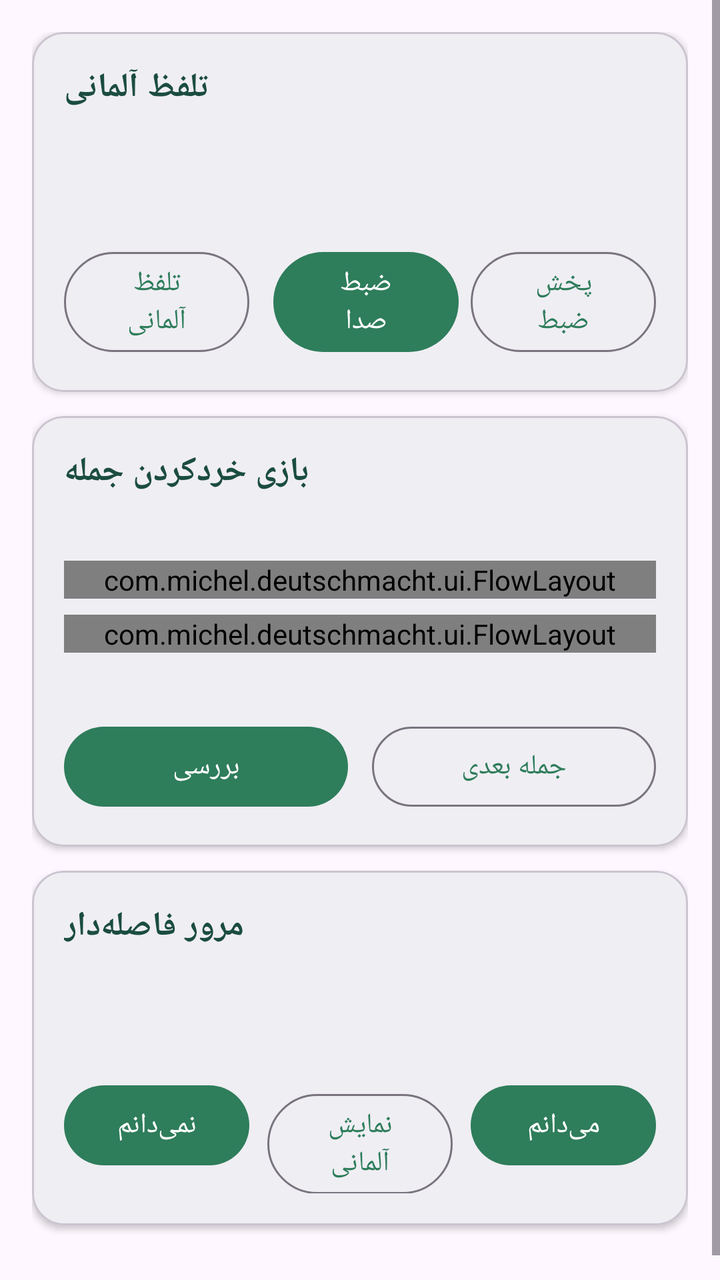
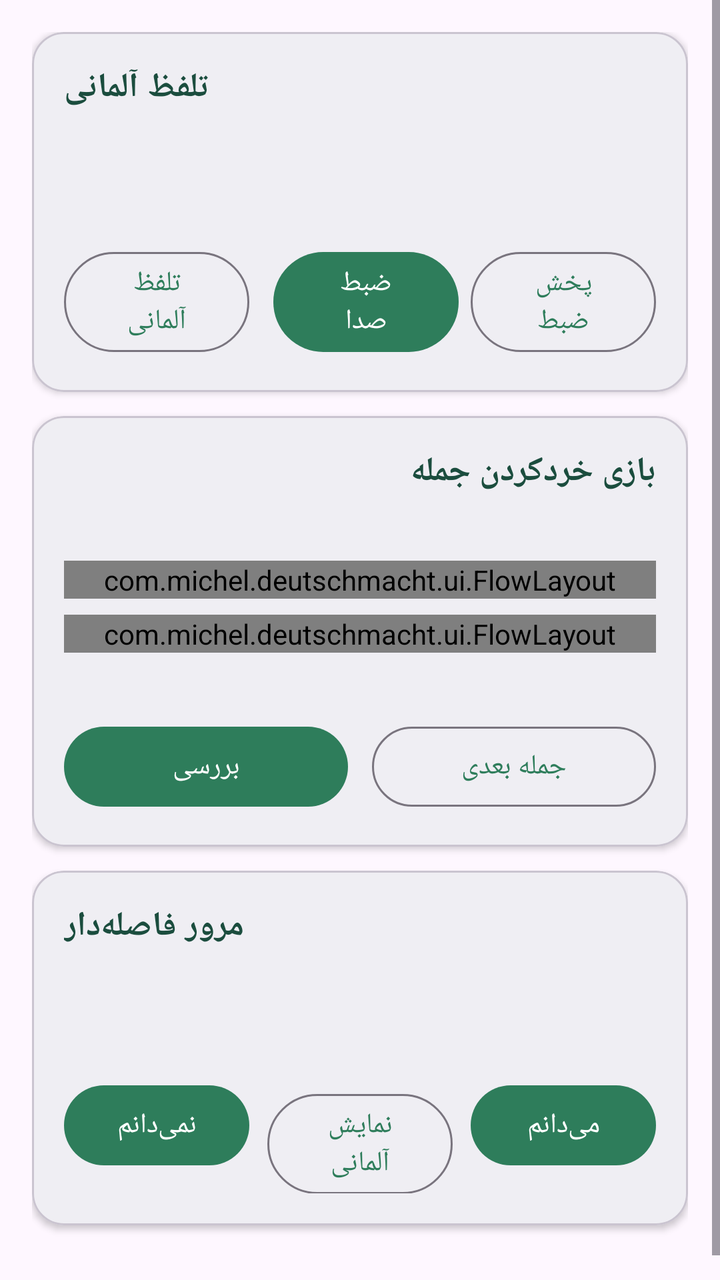

Two renders of the same Android screen: before a commit and after it. Below are the layout's source before the change and the commit's diff.
<!-- AndroidManifest.xml: application theme Theme.DeutschMacht -->
<!-- res/layout/fragment_practice.xml -->
<?xml version="1.0" encoding="utf-8"?>
<ScrollView xmlns:android="http://schemas.android.com/apk/res/android"
    xmlns:app="http://schemas.android.com/apk/res-auto"
    android:layout_width="match_parent"
    android:layout_height="match_parent"
    android:fillViewport="true">

    <LinearLayout
        android:layout_width="match_parent"
        android:layout_height="wrap_content"
        android:orientation="vertical"
        android:padding="16dp">

        <com.google.android.material.card.MaterialCardView
            android:layout_width="match_parent"
            android:layout_height="wrap_content"
            app:cardCornerRadius="16dp"
            app:cardElevation="2dp">

            <LinearLayout
                android:layout_width="match_parent"
                android:layout_height="wrap_content"
                android:orientation="vertical"
                android:padding="16dp">

                <TextView
                    android:layout_width="wrap_content"
                    android:layout_height="wrap_content"
                    android:text="@string/practice_tts"
                    android:textColor="@color/green_dark"
                    android:textSize="17sp"
                    android:textStyle="bold" />

                <TextView
                    android:id="@+id/txt_sentence"
                    android:layout_width="match_parent"
                    android:layout_height="wrap_content"
                    android:layout_marginTop="8dp"
                    android:textColor="@color/text_primary"
                    android:textSize="18sp"
                    android:textStyle="bold" />

                <TextView
                    android:id="@+id/txt_sentence_fa"
                    android:layout_width="match_parent"
                    android:layout_height="wrap_content"
                    android:layout_marginTop="2dp"
                    android:textColor="@color/text_secondary"
                    android:textSize="15sp" />

                <LinearLayout
                    android:layout_width="match_parent"
                    android:layout_height="wrap_content"
                    android:layout_marginTop="12dp"
                    android:orientation="horizontal">

                    <com.google.android.material.button.MaterialButton
                        android:id="@+id/btn_tts"
                        style="?attr/materialButtonOutlinedStyle"
                        android:layout_width="0dp"
                        android:layout_height="wrap_content"
                        android:layout_weight="1"
                        android:layout_marginEnd="6dp"
                        android:text="@string/practice_tts" />

                    <com.google.android.material.button.MaterialButton
                        android:id="@+id/btn_rec"
                        android:layout_width="0dp"
                        android:layout_height="wrap_content"
                        android:layout_weight="1"
                        android:layout_marginStart="6dp"
                        android:text="@string/practice_record" />

                    <com.google.android.material.button.MaterialButton
                        android:id="@+id/btn_play"
                        style="?attr/materialButtonOutlinedStyle"
                        android:layout_width="0dp"
                        android:layout_height="wrap_content"
                        android:layout_marginStart="6dp"
                        android:layout_weight="1"
                        android:text="@string/practice_play" />
                </LinearLayout>
            </LinearLayout>
        </com.google.android.material.card.MaterialCardView>

        <com.google.android.material.card.MaterialCardView
            android:layout_width="match_parent"
            android:layout_height="wrap_content"
            android:layout_marginTop="12dp"
            app:cardCornerRadius="16dp"
            app:cardElevation="2dp">

            <LinearLayout
                android:layout_width="match_parent"
                android:layout_height="wrap_content"
                android:orientation="vertical"
                android:padding="16dp">

                <TextView
                    android:layout_width="wrap_content"
                    android:layout_height="wrap_content"
                    android:text="@string/practice_scramble"
                    android:textColor="@color/green_dark"
                    android:textSize="17sp"
                    android:textStyle="bold" />

                <TextView
                    android:id="@+id/txt_scramble_prompt"
                    android:layout_width="match_parent"
                    android:layout_height="wrap_content"
                    android:layout_marginTop="6dp"
                    android:textColor="@color/text_secondary"
                    android:textSize="14sp" />

                <TextView
                    android:id="@+id/scramble_hint"
                    android:layout_width="match_parent"
                    android:layout_height="wrap_content"
                    android:layout_marginTop="6dp"
                    android:textColor="@color/green_dark"
                    android:textSize="15sp"
                    android:visibility="gone" />

                <com.michel.deutschmacht.ui.FlowLayout
                    android:id="@+id/scramble_answer"
                    android:layout_width="match_parent"
                    android:layout_height="wrap_content"
                    android:layout_marginTop="8dp" />

                <com.michel.deutschmacht.ui.FlowLayout
                    android:id="@+id/scramble_pool"
                    android:layout_width="match_parent"
                    android:layout_height="wrap_content"
                    android:layout_marginTop="8dp" />

                <TextView
                    android:id="@+id/txt_scramble_state"
                    android:layout_width="match_parent"
                    android:layout_height="wrap_content"
                    android:layout_marginTop="6dp"
                    android:textSize="14sp" />

                <LinearLayout
                    android:layout_width="match_parent"
                    android:layout_height="wrap_content"
                    android:layout_marginTop="8dp"
                    android:orientation="horizontal">

                    <com.google.android.material.button.MaterialButton
                        android:id="@+id/btn_scramble_check"
                        android:layout_width="0dp"
                        android:layout_height="wrap_content"
                        android:layout_weight="1"
                        android:layout_marginEnd="6dp"
                        android:text="@string/practice_check" />

                    <com.google.android.material.button.MaterialButton
                        android:id="@+id/btn_scramble_next"
                        style="?attr/materialButtonOutlinedStyle"
                        android:layout_width="0dp"
                        android:layout_height="wrap_content"
                        android:layout_weight="1"
                        android:layout_marginStart="6dp"
                        android:text="@string/practice_next" />
                </LinearLayout>
            </LinearLayout>
        </com.google.android.material.card.MaterialCardView>

        <com.google.android.material.card.MaterialCardView
            android:layout_width="match_parent"
            android:layout_height="wrap_content"
            android:layout_marginTop="12dp"
            android:layout_marginBottom="24dp"
            app:cardCornerRadius="16dp"
            app:cardElevation="2dp">

            <LinearLayout
                android:layout_width="match_parent"
                android:layout_height="wrap_content"
                android:orientation="vertical"
                android:padding="16dp">

                <TextView
                    android:layout_width="wrap_content"
                    android:layout_height="wrap_content"
                    android:text="@string/practice_sr"
                    android:textColor="@color/green_dark"
                    android:textSize="17sp"
                    android:textStyle="bold" />

                <TextView
                    android:id="@+id/txt_sr_de"
                    android:layout_width="match_parent"
                    android:layout_height="wrap_content"
                    android:layout_marginTop="8dp"
                    android:textColor="@color/text_primary"
                    android:textSize="18sp"
                    android:textStyle="bold" />

                <TextView
                    android:id="@+id/txt_sr_fa"
                    android:layout_width="match_parent"
                    android:layout_height="wrap_content"
                    android:layout_marginTop="2dp"
                    android:textColor="@color/text_secondary"
                    android:textSize="15sp"
                    android:visibility="gone" />

                <TextView
                    android:id="@+id/txt_sr_state"
                    android:layout_width="match_parent"
                    android:layout_height="wrap_content"
                    android:layout_marginTop="4dp"
                    android:textSize="13sp" />

                <LinearLayout
                    android:layout_width="match_parent"
                    android:layout_height="wrap_content"
                    android:layout_marginTop="10dp"
                    android:orientation="horizontal">

                    <com.google.android.material.button.MaterialButton
                        android:id="@+id/btn_sr_dontknow"
                        android:layout_width="0dp"
                        android:layout_height="wrap_content"
                        android:layout_weight="1"
                        android:layout_marginEnd="6dp"
                        android:text="@string/practice_dontknow" />

                    <com.google.android.material.button.MaterialButton
                        android:id="@+id/btn_sr_reveal"
                        style="?attr/materialButtonOutlinedStyle"
                        android:layout_width="0dp"
                        android:layout_height="wrap_content"
                        android:layout_weight="1"
                        android:layout_marginStart="3dp"
                        android:layout_marginEnd="3dp"
                        android:text="@string/booklet_show_de" />

                    <com.google.android.material.button.MaterialButton
                        android:id="@+id/btn_sr_known"
                        android:layout_width="0dp"
                        android:layout_height="wrap_content"
                        android:layout_weight="1"
                        android:layout_marginStart="6dp"
                        android:text="@string/practice_known" />
                </LinearLayout>
            </LinearLayout>
        </com.google.android.material.card.MaterialCardView>
    </LinearLayout>
</ScrollView>
<!-- resources referenced by this layout -->
<resources>
  <color name="green_dark">#1B4D3E</color>
  <color name="text_primary">#101413</color>
  <color name="text_secondary">#44544E</color>
  <string name="booklet_show_de">نمایش آلمانی</string>
  <string name="practice_check">بررسی</string>
  <string name="practice_dontknow">نمی‌دانم</string>
  <string name="practice_known">می‌دانم</string>
  <string name="practice_next">جمله بعدی</string>
  <string name="practice_play">پخش ضبط</string>
  <string name="practice_record">ضبط صدا</string>
  <string name="practice_scramble">بازی خردکردن جمله</string>
  <string name="practice_sr">مرور فاصله‌دار</string>
  <string name="practice_tts">تلفظ آلمانی</string>
  <style name="Theme.DeutschMacht" parent="Theme.Material3.DayNight.NoActionBar">
          <item name="colorPrimary">@color/green</item>
          <item name="colorOnPrimary">@color/white</item>
          <item name="colorPrimaryContainer">@color/green_container</item>
          <item name="colorOnPrimaryContainer">@color/green_dark</item>
          <item name="colorSecondary">@color/orange</item>
          <item name="colorOnSecondary">@color/black</item>
          <item name="android:statusBarColor">@color/green_dark</item>
      </style>
  <color name="green">#2E7D5B</color>
  <color name="white">#FFFFFF</color>
  <color name="green_container">#D8EFE3</color>
  <color name="orange">#F2A94C</color>
  <color name="black">#101413</color>
</resources>

<!-- the commit's change to res/layout/fragment_practice.xml (unified diff, before → after) -->
@@ -96,13 +96,28 @@
                 android:orientation="vertical"
                 android:padding="16dp">
 
-                <TextView
-                    android:layout_width="wrap_content"
-                    android:layout_height="wrap_content"
-                    android:text="@string/practice_scramble"
-                    android:textColor="@color/green_dark"
-                    android:textSize="17sp"
-                    android:textStyle="bold" />
+                <LinearLayout
+                    android:layout_width="match_parent"
+                    android:layout_height="wrap_content"
+                    android:orientation="horizontal">
+
+                    <TextView
+                        android:layout_width="0dp"
+                        android:layout_height="wrap_content"
+                        android:layout_weight="1"
+                        android:text="@string/practice_scramble"
+                        android:textColor="@color/green_dark"
+                        android:textSize="17sp"
+                        android:textStyle="bold" />
+
+                    <TextView
+                        android:id="@+id/txt_scramble_stars"
+                        android:layout_width="wrap_content"
+                        android:layout_height="wrap_content"
+                        android:textColor="@color/orange"
+                        android:textSize="16sp"
+                        android:textStyle="bold" />
+                </LinearLayout>
 
                 <TextView
                     android:id="@+id/txt_scramble_prompt"
<!-- resource entries referenced after the edit -->
@@ -1,6 +1,7 @@
 <!-- resources referenced by this layout -->
 <resources>
   <color name="green_dark">#1B4D3E</color>
+  <color name="orange">#F2A94C</color>
   <color name="text_primary">#101413</color>
   <color name="text_secondary">#44544E</color>
   <string name="booklet_show_de">نمایش آلمانی</string>
@@ -25,7 +26,6 @@
   <color name="green">#2E7D5B</color>
   <color name="white">#FFFFFF</color>
   <color name="green_container">#D8EFE3</color>
-  <color name="orange">#F2A94C</color>
   <color name="black">#101413</color>
 </resources>
 
